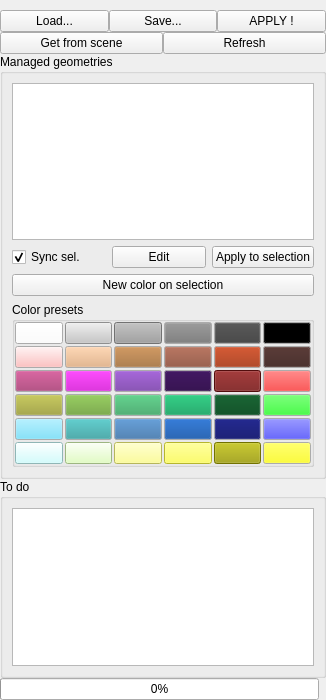
Old version of the form Maya/scripts/UI/tkPalette.ui in the repository CyrilToonkit/Toonkit_Module_Base.
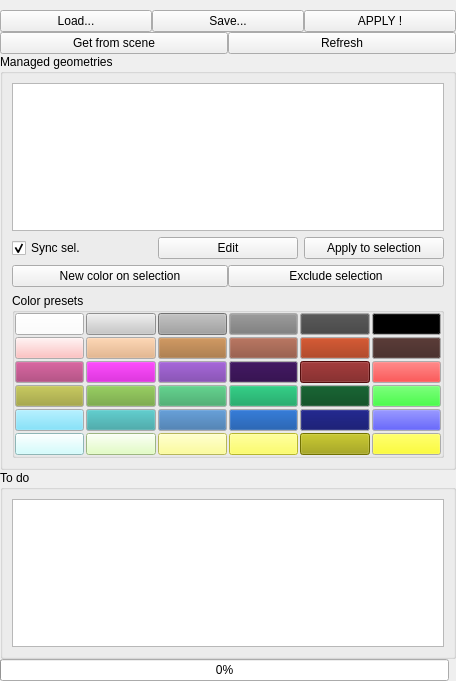
New version of the form. Icons and pictures are not drawn.

Commit message: Added the ability to exclude some meshes from palette (to preserve existing shader) Added the ability to retrieve and assign shaders to mesh faces

What changed in the file:
```diff
--- a/Maya/scripts/UI/tkPalette.ui
+++ b/Maya/scripts/UI/tkPalette.ui
@@ -6,8 +6,8 @@
    <rect>
     <x>0</x>
     <y>0</y>
-    <width>326</width>
-    <height>700</height>
+    <width>456</width>
+    <height>681</height>
    </rect>
   </property>
   <property name="windowTitle">
@@ -123,11 +123,28 @@
        </layout>
       </item>
       <item>
+       <layout class="QHBoxLayout" name="horizontalLayout_2">
+        <property name="spacing">
+         <number>0</number>
+        </property>
+        <property name="topMargin">
+         <number>0</number>
+        </property>
+        <item>
        <widget class="QPushButton" name="tkPalNewBT">
         <property name="text">
          <string>New color on selection</string>
         </property>
        </widget>
+        </item>
+        <item>
+         <widget class="QPushButton" name="tkPalExcludeBT">
+          <property name="text">
+           <string>Exclude selection</string>
+          </property>
+         </widget>
+        </item>
+       </layout>
       </item>
       <item>
        <widget class="QGroupBox" name="groupBox">
```
Lines whose indentation alone changed are shown as unchanged. The commit also changes 1 other file.
